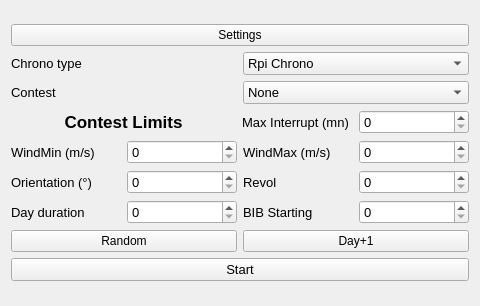
Old version of the form F3FChrono/gui/WConfig.ui in the repository jomarin38/F3FChrono.
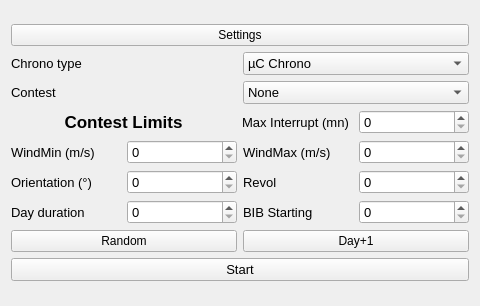
New version of the form.

The edit to the form file:
```diff
--- a/F3FChrono/gui/WConfig.ui
+++ b/F3FChrono/gui/WConfig.ui
@@ -48,6 +48,9 @@
            <pointsize>10</pointsize>
           </font>
          </property>
+         <property name="currentIndex">
+          <number>1</number>
+         </property>
          <item>
           <property name="text">
            <string>Rpi Chrono</string>
```
